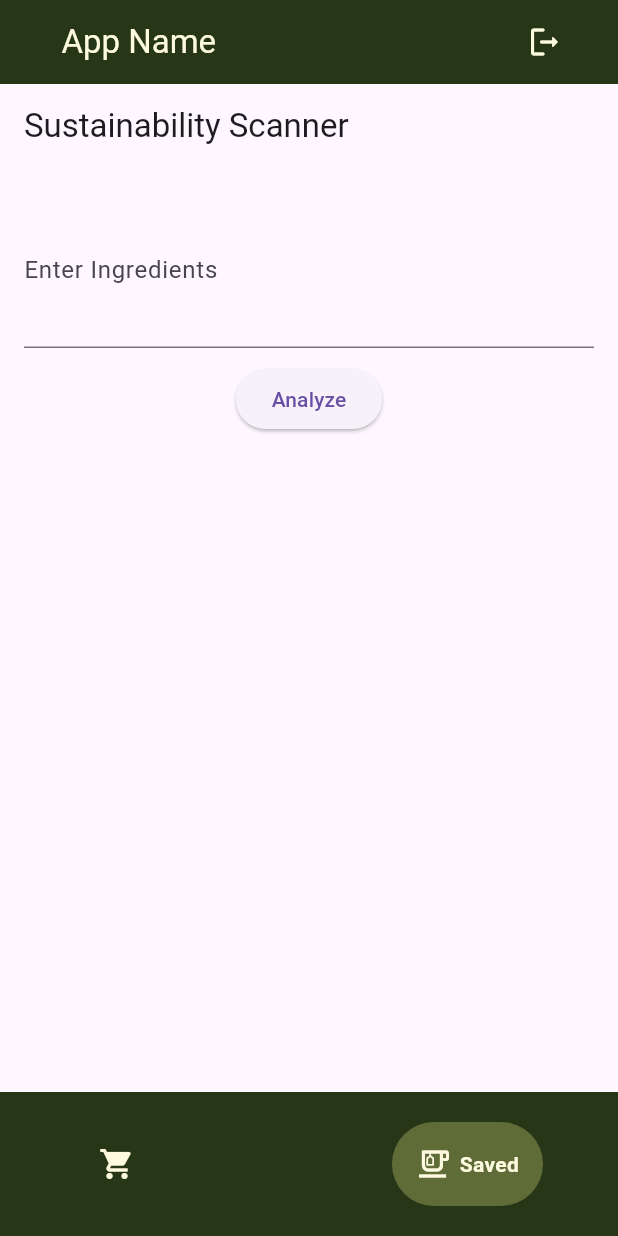
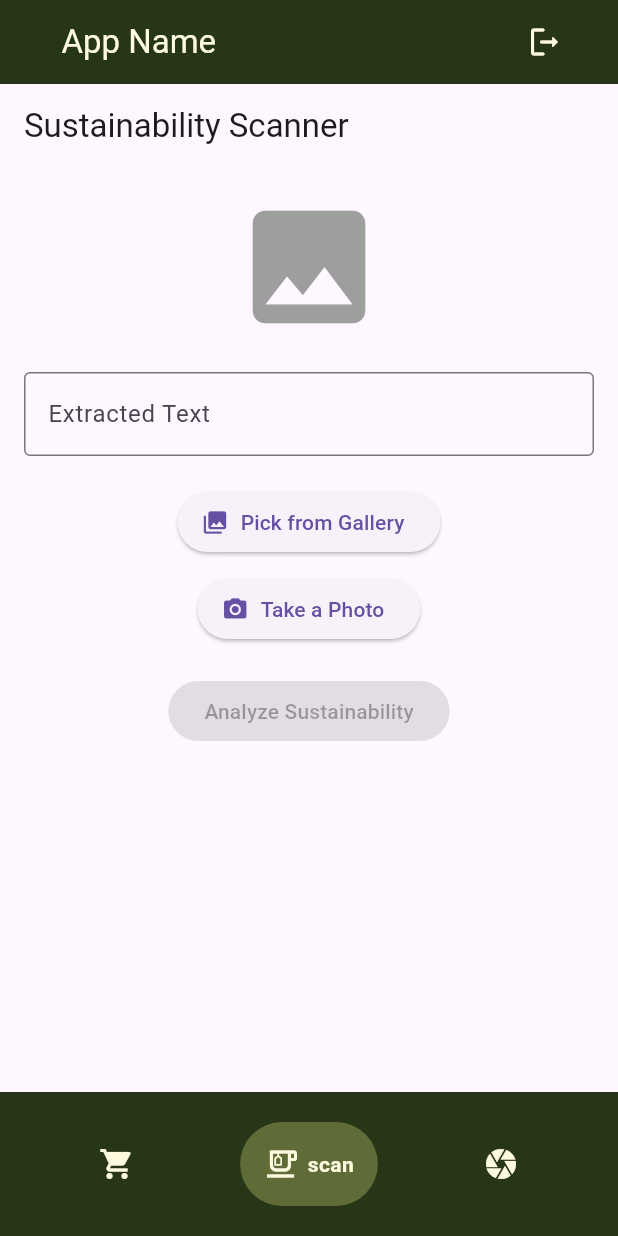
Before and after one commit to tiredwren/technovation_project_2025, a Flutter app: the HomePage screen opened directly, item 2 of the bottom bar chosen, on a phone screen of 412 x 824 dp. Run offline on Flutter 3.47's test engine with Material 3 defaults, Android fonts, the light colour scheme and no system bars; drawn by our look-alikes of google_nav_bar; our stand-ins replace firebase_auth, firebase_core, flutter_login, google_fonts, google_generative_ai, image_picker; accounts and stored records are empty; network calls fail.

Commit message:
formatting for sustainability page

```diff
--- a/lib/eco-scan.dart
+++ b/lib/eco-scan.dart
@@ -1,6 +1,9 @@
 import 'dart:convert';
+import 'dart:io';
 import 'package:flutter/material.dart';
-import 'package:http/http.dart' as http;
+import 'package:image_picker/image_picker.dart';
+import 'analyze.dart';
+import 'package:google_generative_ai/google_generative_ai.dart';
 
 class SustainabilityScanner extends StatefulWidget {
   @override
@@ -8,75 +11,55 @@ class SustainabilityScanner extends StatefulWidget {
 }
 
 class _SustainabilityScannerState extends State<SustainabilityScanner> {
-  TextEditingController ingredientsController = TextEditingController();
-  String? result;
+  final String apiKey = 'AIzaSyCM8ZHUXiiC2_Pe4L6x_h4q714fgqDm6cY';
+  late final GenerativeModel _model;
+  File? _imageFile;
+  final ImagePicker _picker = ImagePicker();
+  final TextEditingController _textController = TextEditingController();
   bool isLoading = false;
 
-  Future<void> analyzeIngredients() async {
-    if (ingredientsController.text.isEmpty) return;
-    setState(() => isLoading = true);
+  @override
+  void initState() {
+    super.initState();
+    _model = GenerativeModel(
+      model: 'gemini-1.5-pro',
+      apiKey: apiKey,
+    );
+  }
 
-    String apiKey = 'AIzaSyAeGlNea1cqf-s6iob8glos_8pxsDGlepo';
-    final url = Uri.parse('https://generativelanguage.googleapis.com/v1/models/gemini-pro:generateContent?key=$apiKey');
+  Future<void> _pickImage(ImageSource source) async {
+    final pickedFile = await _picker.pickImage(source: source);
+    if (pickedFile != null) {
+      setState(() {
+        _imageFile = File(pickedFile.path);
+        _textController.text = "Processing image...";
+      });
+      _processImage(_imageFile!);
+    }
+  }
 
-    Map<String, dynamic> requestBody = {
-      "contents": [
-        {
-          "parts": [
-            {
-              "text": """
-              Analyze the following list of food ingredients for sustainability based on:
-              - Carbon footprint
-              - Deforestation impact
-              - Water usage
-              - Ethical sourcing
-              - Processing level
+  Future<void> _processImage(File imageFile) async {
+    try {
+      final imageBytes = await imageFile.readAsBytes();
+      final content = [
+        Content.multi([
+          TextPart("""Extract the text in this image. This is a list of product ingredients,
+          so ensure the extracted text is logical. Don't include any text
+          that isn't in the uploaded image, like 'here's a list of the extracted ingredients
+          from the provided page'"""),
+          DataPart('image/jpeg', imageBytes),
+        ])
+      ];
 
-              Assign a sustainability score from 0 to 100, where 100 is the most sustainable. Provide a brief justification.
+      final response = await _model.generateContent(content);
+      String extractedText = response.text ?? 'No text extracted.';
 
-              Ingredients: ${ingredientsController.text}
-
-              Respond in JSON format: {"score": number, "justifications": ["reason1", "reason2", ...]}.
-              """
-            }
-          ]
-        }
-      ]
-    };
-
-    try {
-      var response = await http.post(
-        url,
-        headers: {'Content-Type': 'application/json'},
-        body: jsonEncode(requestBody),
-      );
-
-      print("Response body: ${response.body}");
-
-      if (response.statusCode == 200) {
-        var data = jsonDecode(response.body);
-
-        if (data.containsKey("candidates")) {
-          setState(() {
-            result = data["candidates"][0]["content"]["parts"][0]["text"];
-            isLoading = false;
-          });
-        } else {
-          setState(() {
-            result = "Error: Unexpected API response format.";
-            isLoading = false;
-          });
-        }
-      } else {
-        setState(() {
-          result = "Error: ${response.statusCode} - ${response.body}";
-          isLoading = false;
-        });
-      }
+      setState(() {
+        _textController.text = extractedText;
+      });
     } catch (e) {
       setState(() {
-        result = "Error: $e";
-        isLoading = false;
+        _textController.text = 'Error processing image: $e';
       });
     }
   }
@@ -84,24 +67,53 @@ class _SustainabilityScannerState extends State<SustainabilityScanner> {
   @override
   Widget build(BuildContext context) {
     return Scaffold(
-      appBar: AppBar(title: Text("Sustainability Scanner")),
+      appBar: AppBar(title: const Text("Sustainability Scanner")),
       body: Padding(
-        padding: EdgeInsets.all(16.0),
+        padding: const EdgeInsets.all(16.0),
         child: SingleChildScrollView(
           child: Column(
             children: [
+              _imageFile != null
+                  ? Image.file(_imageFile!, height: 200)
+                  : const Icon(Icons.image, size: 100, color: Colors.grey),
+              const SizedBox(height: 20),
               TextField(
-                controller: ingredientsController,
-                decoration: InputDecoration(labelText: "Enter Ingredients"),
-                maxLines: 3,
+                controller: _textController,
+                maxLines: null,
+                decoration: const InputDecoration(
+                  border: OutlineInputBorder(),
+                  labelText: "Extracted Text",
+                ),
               ),
-              SizedBox(height: 10),
+              const SizedBox(height: 20),
+              ElevatedButton.icon(
+                onPressed: () => _pickImage(ImageSource.gallery),
+                icon: const Icon(Icons.photo_library),
+                label: const Text("Pick from Gallery"),
+              ),
+              const SizedBox(height: 10),
+              ElevatedButton.icon(
+                onPressed: () => _pickImage(ImageSource.camera),
+                icon: const Icon(Icons.camera_alt),
+                label: const Text("Take a Photo"),
+              ),
+              const SizedBox(height: 20),
               ElevatedButton(
-                onPressed: analyzeIngredients,
-                child: isLoading ? CircularProgressIndicator() : Text("Analyze"),
+                onPressed: _imageFile != null
+                    ? () {
+                  // Navigate to the analysis page
+                  Navigator.push(
+                    context,
+                    MaterialPageRoute(
+                      builder: (context) => SustainabilityAnalysisPage(
+                        ingredients: _textController.text,
+                      ),
+                    ),
+                  );
+                }
+                    : null, // Disable button if no image has been uploaded
+                child: const Text("Analyze Sustainability"),
               ),
-              SizedBox(height: 20),
-              result != null ? Text("Result: $result") : Container(),
             ],
           ),
         ),
--- a/lib/home.dart
+++ b/lib/home.dart
@@ -2,6 +2,7 @@ import 'package:ai_recipe_generation/eco-scan.dart';
 import 'package:ai_recipe_generation/generate_recipes.dart';
 import 'package:ai_recipe_generation/navigation/bottom_nav.dart';
 import 'package:ai_recipe_generation/recipe.dart';
+import 'package:ai_recipe_generation/scanner.dart';
 import 'package:ai_recipe_generation/signup_login.dart';
 import 'package:firebase_auth/firebase_auth.dart';
 import 'package:flutter/cupertino.dart';
@@ -28,12 +29,14 @@ class _HomePageState extends State<HomePage> with WidgetsBindingObserver {
   final List<IconData> _icons = [
     Icons.shopping_cart,
     Icons.emoji_food_beverage_outlined,
+    Icons.camera
   ];
 
   // Define labels for tabs
   final List<String> _labels = [
-    'Shop',
-    'Saved',
+    'fridge',
+    'scan',
+    'input'
   ];
 
   void navigateBottomBar(int index) {
@@ -46,6 +49,8 @@ class _HomePageState extends State<HomePage> with WidgetsBindingObserver {
   final List<Widget> _pages = [
     GenerateRecipes(),
     SustainabilityScanner(),
+    GeminiImageProcessor()
+    //ReceiptScannerScreen()
   ];
 
   @override
@@ -69,7 +74,7 @@ class _HomePageState extends State<HomePage> with WidgetsBindingObserver {
           ),
         ],
       ),
-      backgroundColor: Color(0xFFfefae0),
+      backgroundColor: Color(0xFFf1faee),
       body: _pages[_selectedIndex], // display the selected page
       bottomNavigationBar: BottomNavigation(
         onTabChange: navigateBottomBar,
--- a/lib/main.dart
+++ b/lib/main.dart
@@ -17,6 +17,7 @@ class MyApp extends StatelessWidget {
   @override
   Widget build(BuildContext context) {
     return MaterialApp(
+      debugShowCheckedModeBanner: false,
       theme: ThemeData(
         primaryColor: Color(0xFFbc6c25),
       ),
--- a/pubspec.yaml
+++ b/pubspec.yaml
@@ -21,7 +21,7 @@ dependencies:
   flutter_markdown: ^0.7.3
   flutter_svg: ^2.0.9
   google_fonts: ^6.2.1
-  google_generative_ai: ^0.4.0
+  google_generative_ai: ^0.4.6
   image_picker: ^1.0.7
   material_symbols_icons: ^4.2719.1
   path: ^1.9.0
@@ -30,8 +30,7 @@ dependencies:
   shared_preferences: ^2.2.2
   sticky_headers: ^0.3.0+2
   http: ^1.3.0
-  google_ml_kit: ^0.16.2  # Latest Version of Google ML Kit
-  flutter_tesseract_ocr: ^1.1.0 # Latest version
+  permission_handler: ^11.4.0
 
 dev_dependencies:
   flutter_test:
```
Also changed, not shown: lib/analyze.dart (added, +192 -0 lines), lib/generate_recipes.dart (+10 -3 lines), lib/recipe.dart (+10 -4 lines), lib/recipes_list.dart (renamed from lib/recipes.dart, +12 -7 lines), lib/scanner.dart (+71 -146 lines), pubspec.lock, 4 other files.
